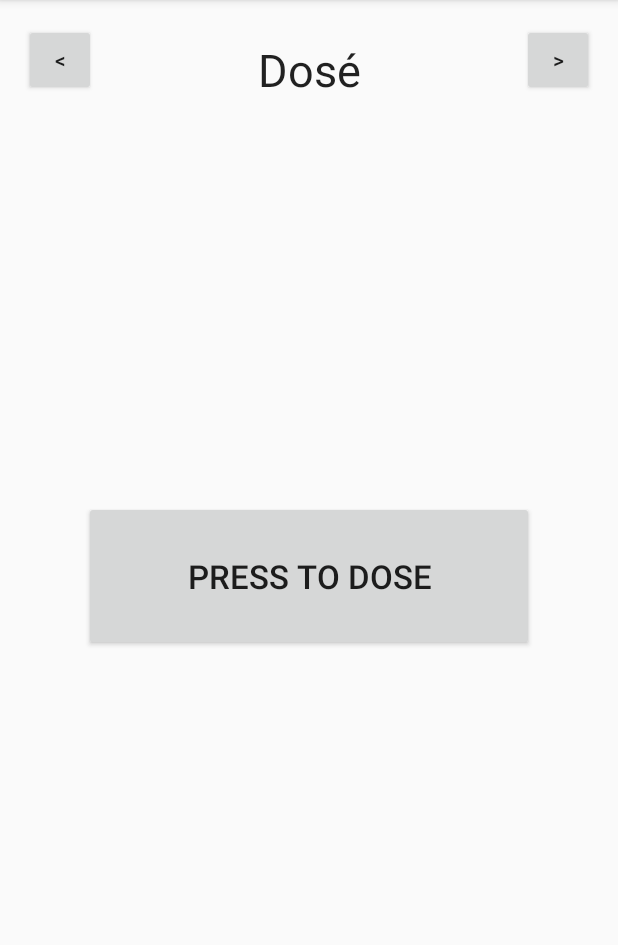
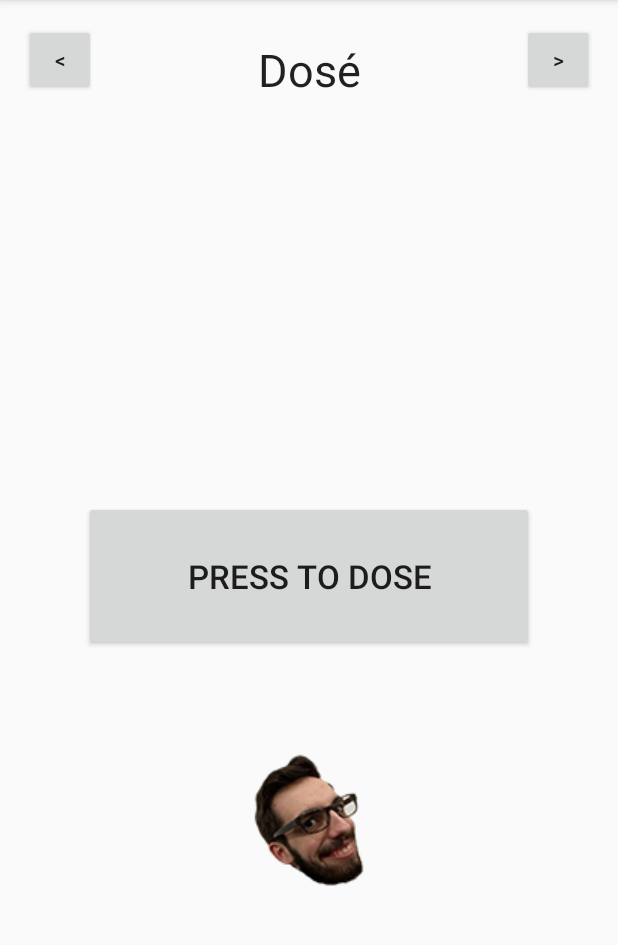
Before and after one commit to BenFactory/boite-a-bruit, an Android app: the screen it shows after launch (MainActivity), on a phone screen of 412 x 824 dp, the part 84-1029 px from its top. Run offline under Robolectric (Android 15) with nearby library versions, the phone set to English and light mode, and no system bars.

```diff
--- a/app/src/main/res/layout/activity_main.xml
+++ b/app/src/main/res/layout/activity_main.xml
@@ -57,4 +57,13 @@
         android:layout_centerHorizontal="true"
         android:textSize="@dimen/abc_text_size_large_material"/>
 
+    <ImageView
+        android:layout_width="wrap_content"
+        android:layout_height="wrap_content"
+        android:id="@+id/imageView"
+        android:layout_marginTop="65dp"
+        android:src="@drawable/icon_xhdpi"
+        android:layout_below="@+id/b_make_sound"
+        android:layout_centerHorizontal="true" />
+
 </RelativeLayout>
```
Also changed, not shown: app/build.gradle (+7 -6 lines).
